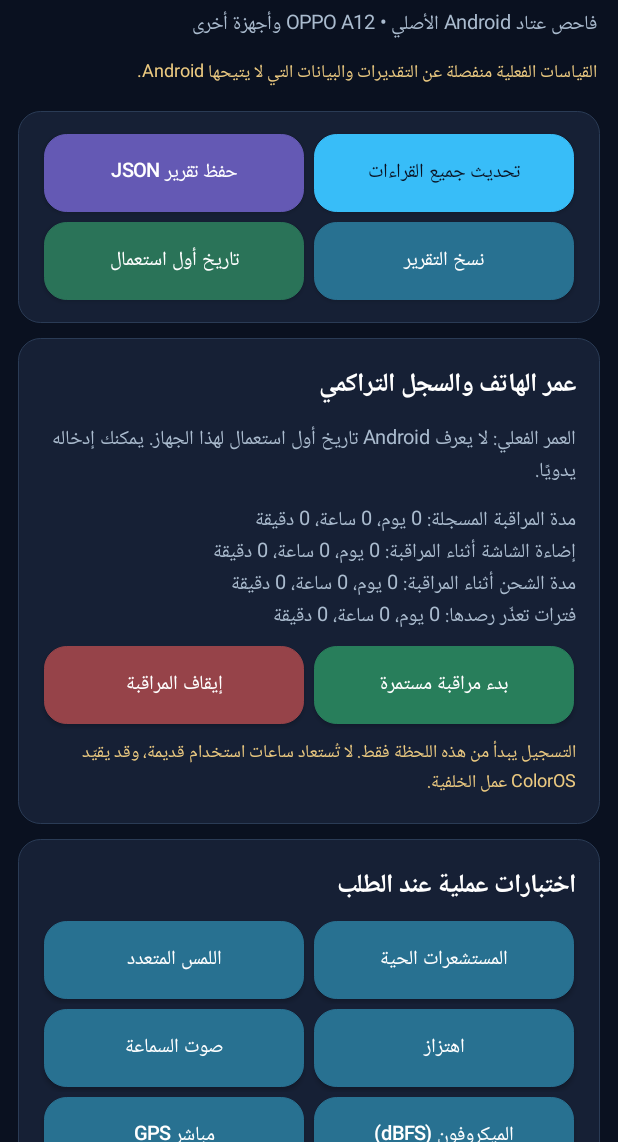
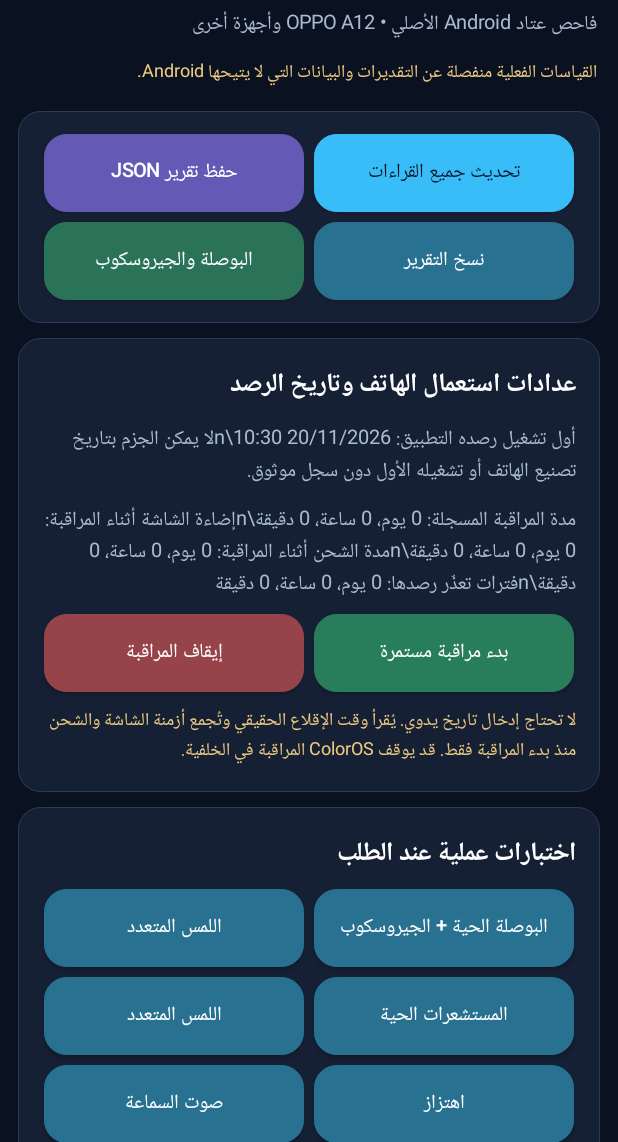
Before and after one commit to scientifica007/HardwareInspectorPro, an Android app: the screen it shows after launch (MainActivity), on a phone screen of 412 x 824 dp, the part 94-1236 px from its top. Run offline under Robolectric (Android 15) with nearby library versions, the phone set to English and light mode, and no system bars.

Commit message:
Remove manual first-use age entry and open live compass/gyro dashboard

```diff
--- a/app/src/main/java/dz/scientifica/hardwareinspectorpro/MainActivity.java
+++ b/app/src/main/java/dz/scientifica/hardwareinspectorpro/MainActivity.java
@@ -2,7 +2,6 @@ package dz.scientifica.hardwareinspectorpro;
 
 import android.Manifest;
 import android.app.Activity;
-import android.app.DatePickerDialog;
 import android.app.Dialog;
 import android.content.ClipData;
 import android.content.ClipboardManager;
@@ -36,7 +35,6 @@ import android.view.MotionEvent;
 import android.view.View;
 import android.view.ViewGroup;
 import android.widget.Button;
-import android.widget.DatePicker;
 import android.widget.LinearLayout;
 import android.widget.ScrollView;
 import android.widget.TextView;
@@ -45,9 +43,6 @@ import android.graphics.drawable.GradientDrawable;
 
 import java.io.OutputStream;
 import java.nio.charset.StandardCharsets;
-import java.time.LocalDate;
-import java.time.Period;
-import java.util.Calendar;
 import java.util.LinkedHashMap;
 import java.util.Locale;
 import java.util.Map;
@@ -174,11 +169,11 @@ public final class MainActivity extends Activity {
                 button("حفظ تقرير JSON", Color.rgb(100, 89, 180), v -> export()));
         buttons(controls,
                 button("نسخ التقرير", Color.rgb(40, 113, 145), v -> copy()),
-                button("تاريخ أول استعمال", Color.rgb(42, 115, 88), v -> chooseDate()));
+                button("البوصلة والجيروسكوب", Color.rgb(42, 115, 88), v -> startActivity(new Intent(this, InstrumentsActivity.class))));
         box(root, controls);
 
         LinearLayout ageBlock = vertical();
-        ageBlock.addView(text("عمر الهاتف والسجل التراكمي", 17, Color.WHITE, true));
+        ageBlock.addView(text("عدادات استعمال الهاتف وتاريخ الرصد", 17, Color.WHITE, true));
         ageInfo = text("", 13, MUTED, false);
         ageBlock.addView(ageInfo);
         monitorInfo = text("", 13, MUTED, false);
@@ -186,11 +181,14 @@ public final class MainActivity extends Activity {
         buttons(ageBlock,
                 button("بدء مراقبة مستمرة", Color.rgb(40, 126, 91), v -> startMonitor()),
                 button("إيقاف المراقبة", Color.rgb(150, 67, 73), v -> stopMonitor()));
-        ageBlock.addView(text("التسجيل يبدأ من هذه اللحظة فقط. لا تُستعاد ساعات استخدام قديمة، وقد يقيّد ColorOS عمل الخلفية.", 12, Color.rgb(236, 202, 129), false));
+        ageBlock.addView(text("لا تحتاج إدخال تاريخ يدوي. يُقرأ وقت الإقلاع الحقيقي وتُجمع أزمنة الشاشة والشحن منذ بدء المراقبة فقط. قد يوقف ColorOS المراقبة في الخلفية.", 12, Color.rgb(236, 202, 129), false));
         box(root, ageBlock);
 
         LinearLayout testBlock = vertical();
         testBlock.addView(text("اختبارات عملية عند الطلب", 17, Color.WHITE, true));
+        buttons(testBlock, button("البوصلة الحية + الجيروسكوب", Color.rgb(40, 113, 145),
+                v -> startActivity(new Intent(this, InstrumentsActivity.class))),
+                button("اللمس المتعدد", Color.rgb(40, 113, 145), v -> testTouch()));
         buttons(testBlock, button("المستشعرات الحية", Color.rgb(40, 113, 145), v -> testSensors()),
                 button("اللمس المتعدد", Color.rgb(40, 113, 145), v -> testTouch()));
         buttons(testBlock, button("اهتزاز", Color.rgb(40, 113, 145), v -> vibrate()),
@@ -236,38 +234,16 @@ public final class MainActivity extends Activity {
 
     private void displayAge() {
         SharedPreferences p = getSharedPreferences(MonitorService.PREFS, MODE_PRIVATE);
-        String first = p.getString("first_use", "");
-        if (first.isEmpty()) ageInfo.setText("العمر الفعلي: لا يعرف Android تاريخ أول استعمال لهذا الجهاز. يمكنك إدخاله يدويًا.");
-        else {
-            try {
-                Period age = Period.between(LocalDate.parse(first), LocalDate.now());
-                ageInfo.setText("منذ أول استعمال مُدخل يدويًا (" + first + "): " +
-                        age.getYears() + " سنة، " + age.getMonths() + " شهر، " + age.getDays() + " يوم. ليس تاريخ تصنيع مثبتًا.");
-            } catch (Exception e) {
-                ageInfo.setText("تاريخ الاستعمال المدخل غير صالح");
-            }
-        }
+        long first = p.getLong("first_seen", 0L);
+        java.text.SimpleDateFormat format =
+                new java.text.SimpleDateFormat("dd/MM/yyyy HH:mm", Locale.US);
+        ageInfo.setText("أول تشغيل رصده التطبيق: " +
+                (first <= 0 ? "غير متاح" : format.format(new java.util.Date(first))) +
+                "\\nلا يمكن الجزم بتاريخ تصنيع الهاتف أو تشغيله الأول دون سجل موثوق.");
         monitorInfo.setText("مدة المراقبة المسجلة: " + HardwareReport.duration(p.getLong("monitor_ms", 0)) +
-                "\nإضاءة الشاشة أثناء المراقبة: " + HardwareReport.duration(p.getLong("screen_ms", 0)) +
-                "\nمدة الشحن أثناء المراقبة: " + HardwareReport.duration(p.getLong("charging_ms", 0)) +
-                "\nفترات تعذّر رصدها: " + HardwareReport.duration(p.getLong("unobserved_ms", 0)));
-    }
-
-    private void chooseDate() {
-        Calendar c = Calendar.getInstance();
-        DatePickerDialog dialog = new DatePickerDialog(this,
-                (view, year, month, day) -> {
-                    LocalDate date = LocalDate.of(year, month + 1, day);
-                    if (date.isAfter(LocalDate.now())) {
-                        show("لا يمكن أن يكون تاريخ أول استعمال في المستقبل");
-                        return;
-                    }
-                    getSharedPreferences(MonitorService.PREFS, MODE_PRIVATE).edit()
-                            .putString("first_use", date.toString()).apply();
-                    refresh();
-                }, c.get(Calendar.YEAR), c.get(Calendar.MONTH), c.get(Calendar.DAY_OF_MONTH));
-        dialog.getDatePicker().setMaxDate(System.currentTimeMillis());
-        dialog.show();
+                "\\nإضاءة الشاشة أثناء المراقبة: " + HardwareReport.duration(p.getLong("screen_ms", 0)) +
+                "\\nمدة الشحن أثناء المراقبة: " + HardwareReport.duration(p.getLong("charging_ms", 0)) +
+                "\\nفترات تعذّر رصدها: " + HardwareReport.duration(p.getLong("unobserved_ms", 0)));
     }
 
     private void startMonitor() {
```
